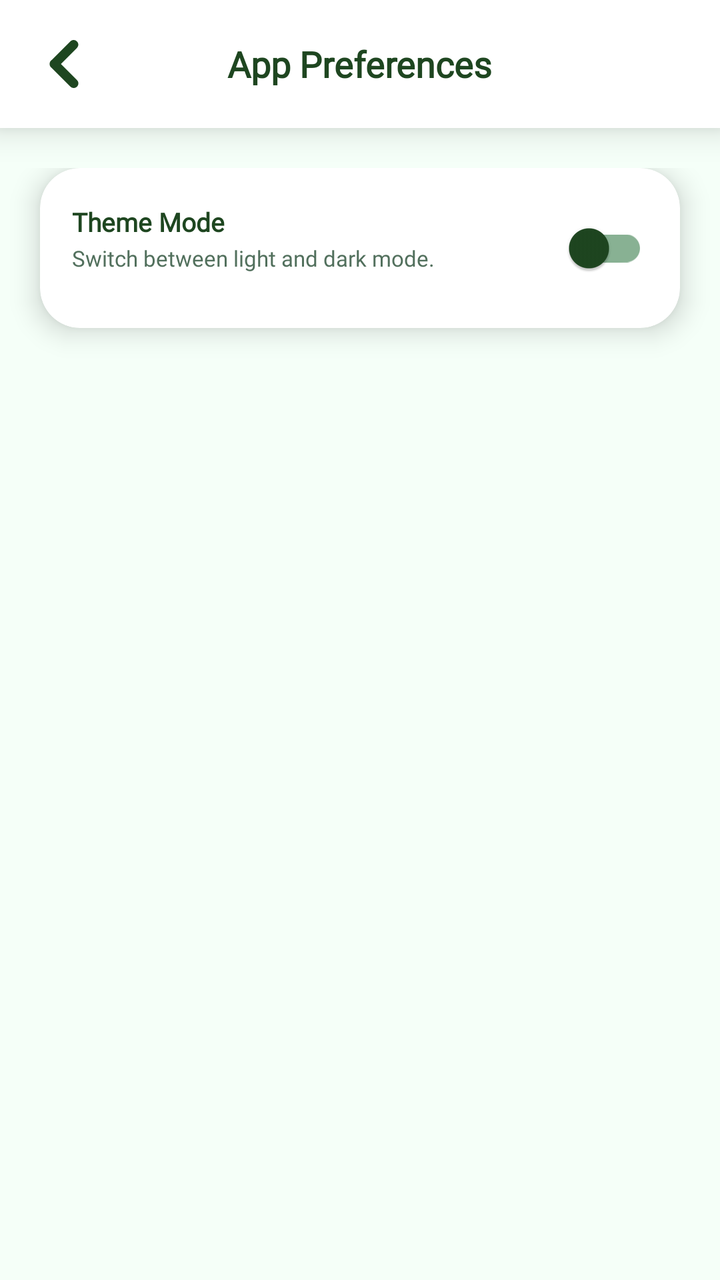
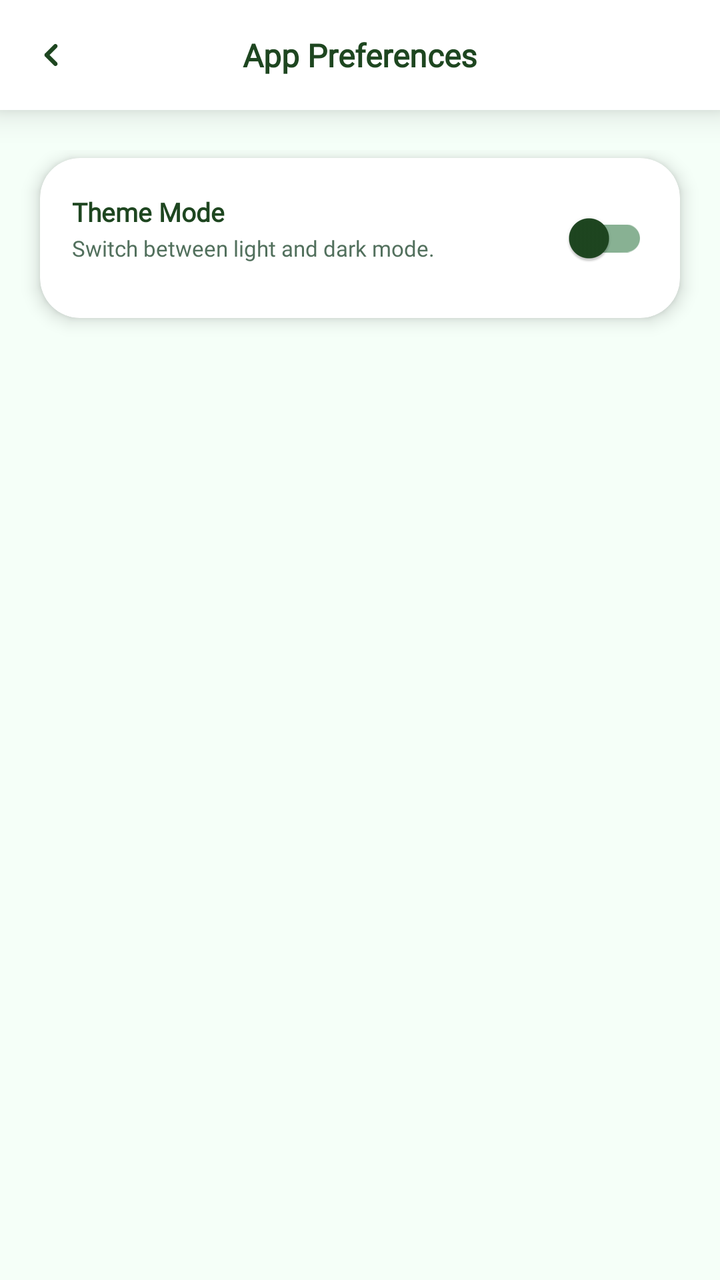

Compare the two renders of this Android layout. The source of the first and the diff that turns it into the second are given below.
<!-- AndroidManifest.xml: application theme Theme.SmartGrow -->
<!-- res/layout/fragment_app_preferences.xml -->
<?xml version="1.0" encoding="utf-8"?>
<LinearLayout
    xmlns:android="http://schemas.android.com/apk/res/android"
    xmlns:app="http://schemas.android.com/apk/res-auto"
    android:layout_width="match_parent"
    android:layout_height="match_parent"
    android:orientation="vertical"
    android:background="@color/app_background"
    android:clipChildren="false"
    android:clipToPadding="false">

    
    <com.google.android.material.card.MaterialCardView
        android:layout_width="match_parent"
        android:layout_height="64dp"
        app:cardBackgroundColor="@color/card_background"
        app:cardCornerRadius="0dp"
        app:cardElevation="10dp"
        app:strokeWidth="0dp">

        <RelativeLayout
            android:layout_width="match_parent"
            android:layout_height="match_parent">

            
            <ImageView
                android:id="@+id/btn_back_preferences"
                android:layout_width="48dp"
                android:layout_height="48dp"
                android:layout_alignParentStart="true"
                android:layout_centerVertical="true"
                android:layout_marginStart="8dp"
                android:background="?attr/selectableItemBackgroundBorderless"
                android:clickable="true"
                android:focusable="true"
                android:padding="12dp"
                android:src="@drawable/ic_back"
                app:tint="@color/primary_green"
                android:contentDescription="Go back" />

            
            <TextView
                android:id="@+id/tv_preferences_title"
                android:layout_width="wrap_content"
                android:layout_height="wrap_content"
                android:layout_centerInParent="true"
                android:fontFamily="@font/inter_extrabold"
                android:text="App Preferences"
                android:textColor="@color/primary_green"
                android:textSize="18sp"
                android:textStyle="bold" />

        </RelativeLayout>
    </com.google.android.material.card.MaterialCardView>

    
    <androidx.core.widget.NestedScrollView
        android:layout_width="match_parent"
        android:layout_height="0dp"
        android:layout_weight="1"
        android:fillViewport="true"
        android:scrollbars="none"
        android:overScrollMode="never">

        <LinearLayout
            android:layout_width="match_parent"
            android:layout_height="wrap_content"
            android:orientation="vertical"
            android:paddingTop="20dp"
            android:paddingBottom="40dp">

            
            <com.google.android.material.card.MaterialCardView
                android:layout_width="match_parent"
                android:layout_height="wrap_content"
                android:layout_marginHorizontal="20dp"
                android:layout_marginBottom="12dp"
                app:cardBackgroundColor="@color/card_background"
                app:cardCornerRadius="20dp"
                app:cardElevation="8dp"
                app:strokeWidth="0dp">

                <androidx.constraintlayout.widget.ConstraintLayout
                    android:layout_width="match_parent"
                    android:layout_height="wrap_content"
                    android:padding="16dp">

                    <TextView
                        android:id="@+id/tv_theme_title"
                        android:layout_width="0dp"
                        android:layout_height="wrap_content"
                        android:layout_marginTop="2dp"
                        android:layout_marginEnd="16dp"
                        android:fontFamily="@font/inter_extrabold"
                        android:text="Theme Mode"
                        android:textColor="@color/profile_title_color"
                        android:textSize="13sp"
                        android:textStyle="bold"
                        app:layout_constraintEnd_toStartOf="@id/switch_theme"
                        app:layout_constraintStart_toStartOf="parent"
                        app:layout_constraintTop_toTopOf="parent" />

                    <TextView
                        android:layout_width="0dp"
                        android:layout_height="wrap_content"
                        android:layout_marginTop="2dp"
                        android:layout_marginEnd="16dp"
                        android:fontFamily="@font/inter_medium"
                        android:text="Switch between light and dark mode."
                        android:textColor="@color/text_secondary"
                        android:textSize="11sp"
                        app:layout_constraintEnd_toStartOf="@id/switch_theme"
                        app:layout_constraintStart_toStartOf="parent"
                        app:layout_constraintTop_toBottomOf="@id/tv_theme_title" />

                    <androidx.appcompat.widget.SwitchCompat
                        android:id="@+id/switch_theme"
                        android:layout_width="wrap_content"
                        android:layout_height="wrap_content"
                        app:layout_constraintBottom_toBottomOf="parent"
                        app:layout_constraintEnd_toEndOf="parent"
                        app:layout_constraintTop_toTopOf="parent"
                        app:thumbTint="@color/profile_title_color"
                        app:trackTint="#88B193" />

                </androidx.constraintlayout.widget.ConstraintLayout>

            </com.google.android.material.card.MaterialCardView>

        </LinearLayout>

    </androidx.core.widget.NestedScrollView>

</LinearLayout>
<!-- resources referenced by this layout -->
<resources>
  <color name="app_background">#F5FFF8</color>
  <color name="card_background">#FFFFFF</color>
  <color name="primary_green">#1e4620</color>
  <color name="profile_title_color">#1e4620</color>
  <color name="text_secondary">#52705D</color>
  <!-- drawable ic_back (drawable) -->
  <vector xmlns:android="http://schemas.android.com/apk/res/android"
      android:width="512dp"
      android:height="512dp"
      android:viewportWidth="512"
      android:viewportHeight="512">
    <path
        android:pathData="M353.56,0.08C357.11,0.08 360.66,0.08 364.22,0.08C367.19,1.92 374.58,2.14 378.56,4.11C393.52,11.5 404.28,23.82 407.7,40.46C414.26,72.47 386.01,92.33 366.38,112.23C334.11,144.95 301.48,177.34 268.9,209.75C258.82,219.77 248.74,229.81 238.73,239.91C233.63,245.06 227.91,249.93 223.3,255.53C228.34,261.95 235.03,267.53 240.83,273.29C251.85,284.23 262.79,295.27 273.78,306.24C304.6,336.98 335.02,368.15 366.11,398.6C372.57,404.93 378.91,411.37 385.28,417.77C400.7,433.28 412.97,447.13 408.61,471.07C405.55,487.85 394.47,500.51 379.48,507.87C375.55,509.8 368.01,510.1 365.13,511.92C361.58,511.92 358.03,511.92 354.48,511.92C352.39,510.58 348.57,510.58 346.03,509.88C341.29,508.57 336.65,506.39 332.46,503.79C324.57,498.91 318.22,490.86 311.69,484.36C299.66,472.39 287.73,460.31 275.69,448.35C237.53,410.45 199.54,372.38 161.6,334.26C150.65,323.25 139.59,312.33 128.65,301.3C124.81,297.43 120.03,294.72 116.33,290.7C107.37,280.97 102.73,268.77 102.71,255.53C102.7,242.34 107.38,230.05 116.33,220.36C120.03,216.35 124.82,213.64 128.65,209.76C139.26,199.03 150,188.42 160.67,177.74C198.7,139.71 236.5,101.45 274.77,63.66C286.84,51.74 298.7,39.59 310.77,27.66C317.31,21.21 323.51,13.41 331.28,8.4C335.5,5.68 340.28,3.48 345.11,2.13C347.63,1.42 351.5,1.44 353.56,0.08Z"
        android:strokeLineJoin="round"
        android:strokeWidth="0.25"
        android:fillColor="#000000"
        android:fillType="evenOdd"
        android:strokeColor="#000000"/>
  </vector>
  <style name="Theme.SmartGrow" parent="Base.Theme.SmartGrow" />
  <style name="Base.Theme.SmartGrow" parent="Theme.Material3.DayNight.NoActionBar">
          <item name="android:windowBackground">@color/app_background</item>
          <item name="android:windowDisablePreview">true</item>
  
          
          <item name="android:statusBarColor">@color/app_background</item>
          <item name="android:windowLightStatusBar">true</item>
  
          
          <item name="android:navigationBarColor">@color/app_background</item>
          <item name="android:windowLightNavigationBar" ns0:targetApi="o_mr1">true</item>
  
          <item name="android:windowDrawsSystemBarBackgrounds">true</item>
          <item name="android:windowTranslucentStatus">false</item>
          <item name="android:windowTranslucentNavigation">false</item>
  
          
          <item name="popupMenuStyle">@style/ModernPopupMenuStyle</item>
      </style>
  <style name="ModernPopupMenuStyle" parent="Widget.Material3.PopupMenu">
          <item name="android:popupBackground">@android:color/white</item>
      </style>
</resources>

<!-- the commit's change to res/layout/fragment_app_preferences.xml (unified diff, before → after) -->
@@ -12,7 +12,7 @@
     
     <com.google.android.material.card.MaterialCardView
         android:layout_width="match_parent"
-        android:layout_height="64dp"
+        android:layout_height="55dp"
         app:cardBackgroundColor="@color/card_background"
         app:cardCornerRadius="0dp"
         app:cardElevation="10dp"
@@ -25,8 +25,8 @@
             
             <ImageView
                 android:id="@+id/btn_back_preferences"
-                android:layout_width="48dp"
-                android:layout_height="48dp"
+                android:layout_width="35dp"
+                android:layout_height="35dp"
                 android:layout_alignParentStart="true"
                 android:layout_centerVertical="true"
                 android:layout_marginStart="8dp"
@@ -47,7 +47,7 @@
                 android:fontFamily="@font/inter_extrabold"
                 android:text="App Preferences"
                 android:textColor="@color/primary_green"
-                android:textSize="18sp"
+                android:textSize="16sp"
                 android:textStyle="bold" />
 
         </RelativeLayout>
@@ -75,15 +75,19 @@
                 android:layout_height="wrap_content"
                 android:layout_marginHorizontal="20dp"
                 android:layout_marginBottom="12dp"
+                android:layout_marginTop="4dp"
                 app:cardBackgroundColor="@color/card_background"
                 app:cardCornerRadius="20dp"
-                app:cardElevation="8dp"
-                app:strokeWidth="0dp">
+                app:cardElevation="5dp"
+                app:strokeWidth="0dp"
+                android:clipChildren="false"
+                android:clipToPadding="false">
 
                 <androidx.constraintlayout.widget.ConstraintLayout
                     android:layout_width="match_parent"
                     android:layout_height="wrap_content"
-                    android:padding="16dp">
+                    android:padding="16dp"
+                    >
 
                     <TextView
                         android:id="@+id/tv_theme_title"
